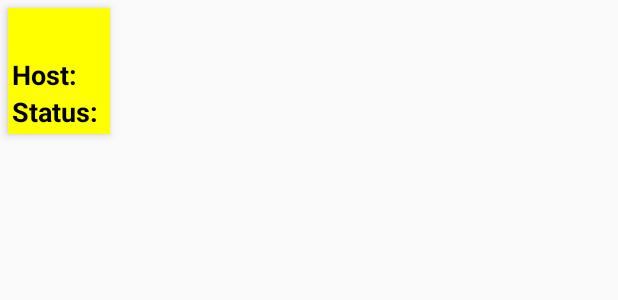
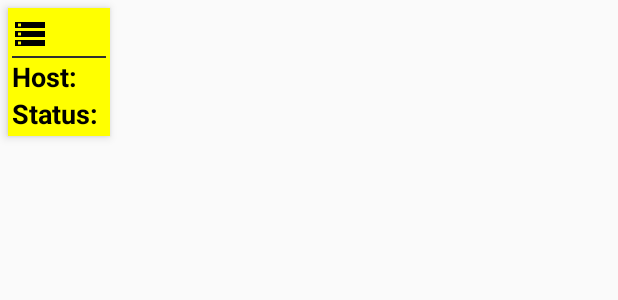
Before and after one commit to garfunkel/PingThing-Android, an Android app: the layout status_box_server.xml on its own in the app's theme, with its tools: preview values and no code run, on a phone screen of 412 x 824 dp. Shown: the top 300 px of the screen. Run offline under Robolectric (Android 15) with nearby library versions, the phone set to English and light mode, and no system bars.

Commit message:
Change status box layouts. Add icons.

```diff
--- /dev/null
+++ b/app/src/main/res/drawable/ic_storage_black_24dp.xml
@@ -0,0 +1,9 @@
+<vector xmlns:android="http://schemas.android.com/apk/res/android"
+        android:width="24dp"
+        android:height="24dp"
+        android:viewportWidth="24.0"
+        android:viewportHeight="24.0">
+    <path
+        android:fillColor="#FF000000"
+        android:pathData="M2,20h20v-4L2,16v4zM4,17h2v2L4,19v-2zM2,4v4h20L22,4L2,4zM6,7L4,7L4,5h2v2zM2,14h20v-4L2,10v4zM4,11h2v2L4,13v-2z"/>
+</vector>
--- a/app/src/main/res/layout/status_box_server.xml
+++ b/app/src/main/res/layout/status_box_server.xml
@@ -13,14 +13,34 @@
 	app:layout_flexGrow="1"
 	app:layout_minWidth="150dp">
 
+	<LinearLayout
+		android:layout_width="match_parent"
+		android:layout_height="wrap_content"
+		android:orientation="horizontal">
+
+		<ImageView
+			android:layout_width="wrap_content"
+			android:layout_height="match_parent"
+			android:paddingRight="5dp"
+			android:paddingEnd="5dp"
+			android:src="@drawable/ic_storage_black_24dp"/>
+
 		<TextView
 			android:id="@+id/name"
 			android:layout_width="match_parent"
 			android:layout_height="wrap_content"
+			android:ellipsize="end"
+			android:maxLines="1"
 			android:textAlignment="center"
 			android:textAppearance="?android:textAppearanceLarge"
 			android:textColor="#000000"
 			android:textStyle="bold"/>
+	</LinearLayout>
+
+	<View
+		android:layout_width="match_parent"
+		android:layout_height="1dp"
+		android:background="@color/monitorListBackground"/>
 
 	<GridLayout
 		android:layout_width="wrap_content"
@@ -29,19 +49,22 @@
 
 		<TextView
 			android:paddingEnd="5dp"
+			android:paddingRight="5dp"
 			android:text="Host:"
 			android:textAppearance="?android:textAppearanceMedium"
 			android:textColor="#000000"
-			android:textStyle="bold"
-			android:paddingRight="5dp"/>
+			android:textStyle="bold"/>
 
 		<TextView
 			android:id="@+id/host"
+			android:ellipsize="end"
+			android:maxLines="1"
 			android:textAppearance="?android:textAppearanceMedium"
 			android:textColor="#000000"/>
 
 		<TextView
 			android:paddingRight="5dp"
+			android:paddingEnd="5dp"
 			android:text="Status:"
 			android:textAppearance="?android:textAppearanceMedium"
 			android:textColor="#000000"
@@ -49,6 +72,8 @@
 
 		<TextView
 			android:id="@+id/status"
+			android:ellipsize="end"
+			android:maxLines="1"
 			android:textAppearance="?android:textAppearanceMedium"
 			android:textColor="#000000"/>
 	</GridLayout>
```
Also changed, not shown: app/src/main/res/drawable/ic_web_black_24dp.xml (added, +9 -0 lines), app/src/main/res/layout/status_box_website.xml (+27 -2 lines). Lines whose indentation alone changed are shown as unchanged.
